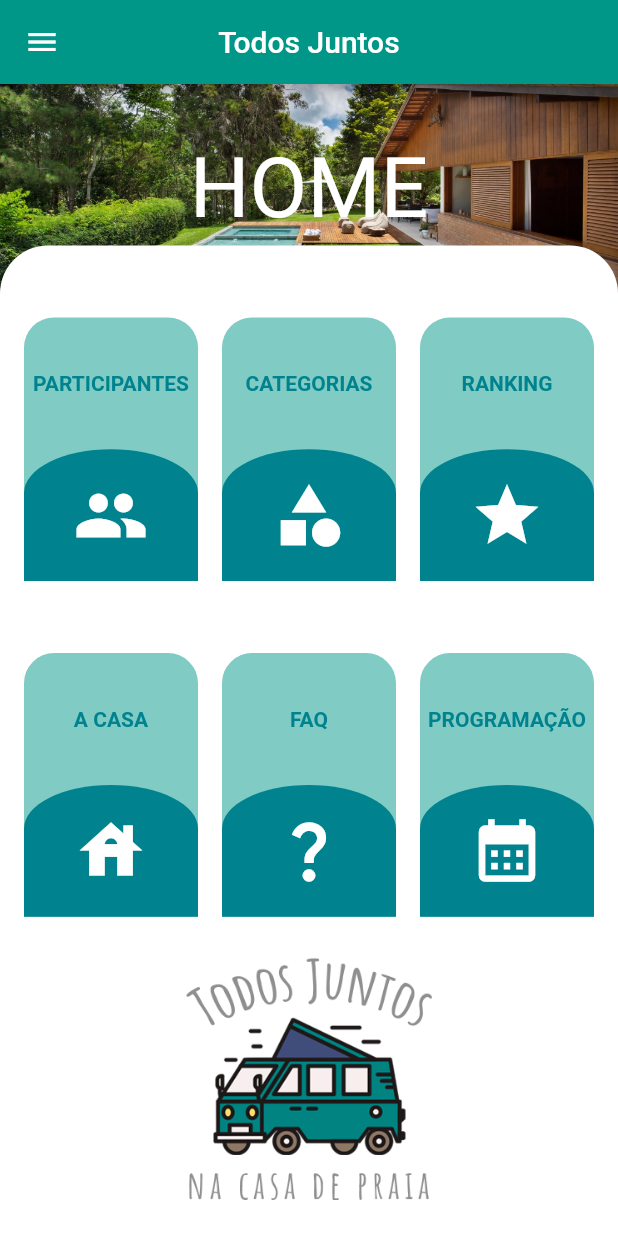
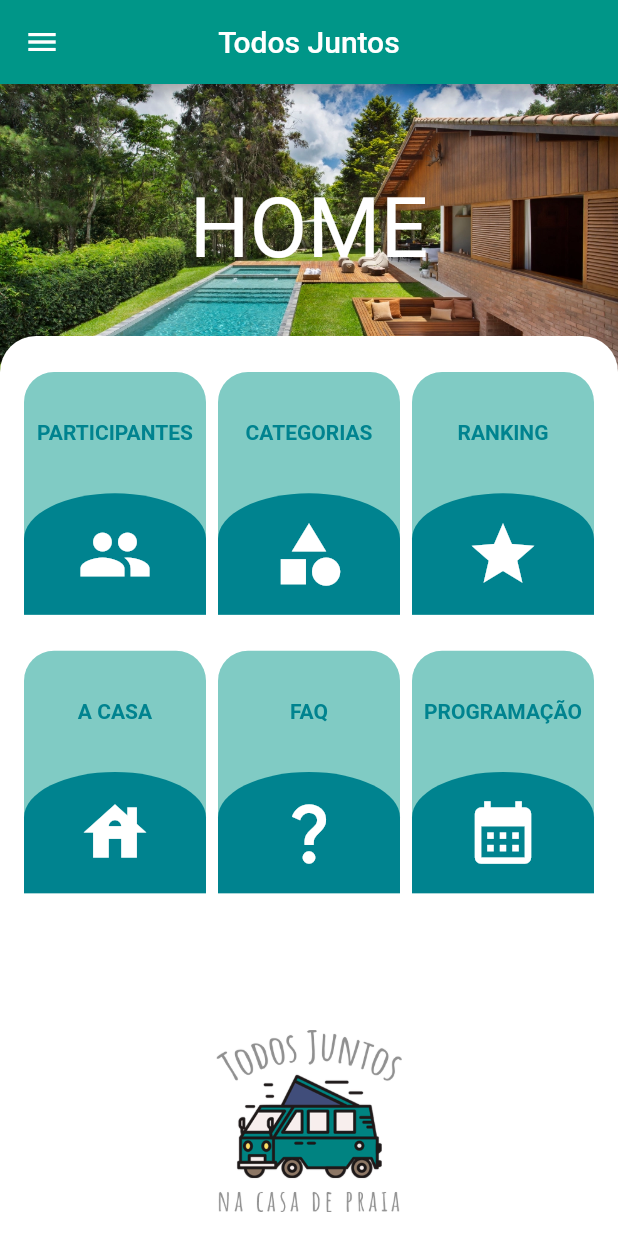
Before and after one commit to thiagopinheirolima/projeto_verao_2023, a Flutter app: the HomePage screen opened by its route, on a phone screen of 412 x 824 dp. Run offline on Flutter 3.47's test engine with Material 2 defaults, Android fonts, the light colour scheme and no system bars; our stand-ins replace cloud_firestore, firebase_auth, firebase_core, flutter_signin_button, go_router, google_sign_in and 1 more; accounts and stored records are empty.

Commit message:
adjusted for small devices

```diff
--- a/lib/pages/home.dart
+++ b/lib/pages/home.dart
@@ -26,7 +26,7 @@ class HomePage extends StatelessWidget {
       body: Column(
         children: [
           Flexible(
-            flex: 2,
+            flex: 5,
             child: Stack(
               fit: StackFit.expand,
               children: [
@@ -48,12 +48,12 @@ class HomePage extends StatelessWidget {
                   right: 0,
                   left: 0,
                   child: Container(
-                    height: 32,
+                    height: 24,
                     decoration: const BoxDecoration(
                       color: Colors.white,
                       borderRadius: BorderRadius.only(
-                        topLeft: Radius.circular(32),
-                        topRight: Radius.circular(32),
+                        topLeft: Radius.circular(50),
+                        topRight: Radius.circular(50),
                       ),
                     ),
                   ),
@@ -62,15 +62,17 @@ class HomePage extends StatelessWidget {
             ),
           ),
           Flexible(
-            flex: 6,
+            flex: 11,
             child: Container(
               color: Colors.white,
               child: GridView.count(
                 crossAxisCount: 3,
-                padding: const EdgeInsets.all(16),
-                childAspectRatio: 0.66,
-                mainAxisSpacing: 48,
-                crossAxisSpacing: 16,
+                padding: const EdgeInsets.symmetric(
+                  horizontal: 16,
+                ),
+                childAspectRatio: 0.75,
+                mainAxisSpacing: 24,
+                crossAxisSpacing: 8,
                 children: [
                   HomeItem(
                     name: 'PARTICIPANTES',
@@ -107,9 +109,11 @@ class HomePage extends StatelessWidget {
             ),
           ),
           Expanded(
-            flex: 3,
+            flex: 4,
             child: Padding(
-              padding: const EdgeInsets.all(24.0),
+              padding: const EdgeInsets.symmetric(
+                vertical: 16,
+              ),
               child: Image.asset(
                 'assets/images/logo.png',
                 fit: BoxFit.contain,
```
